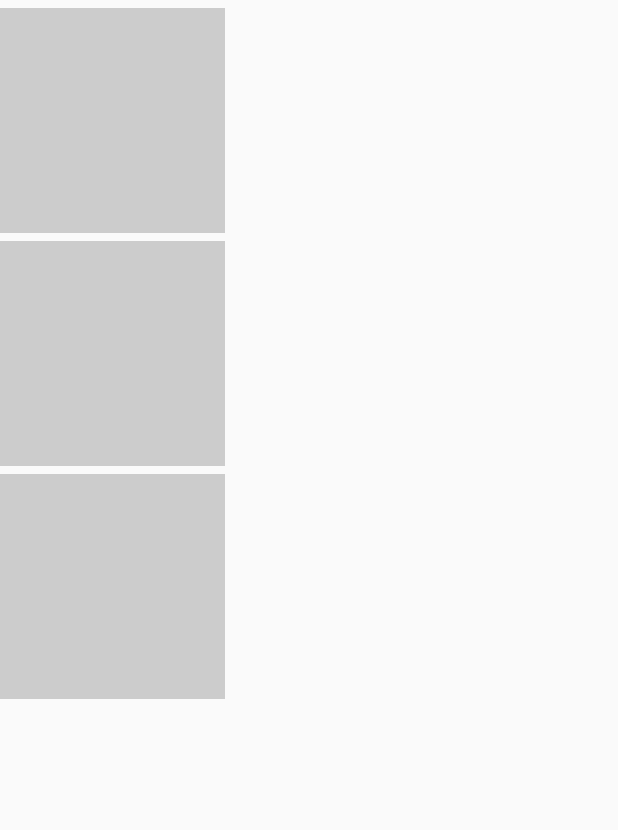
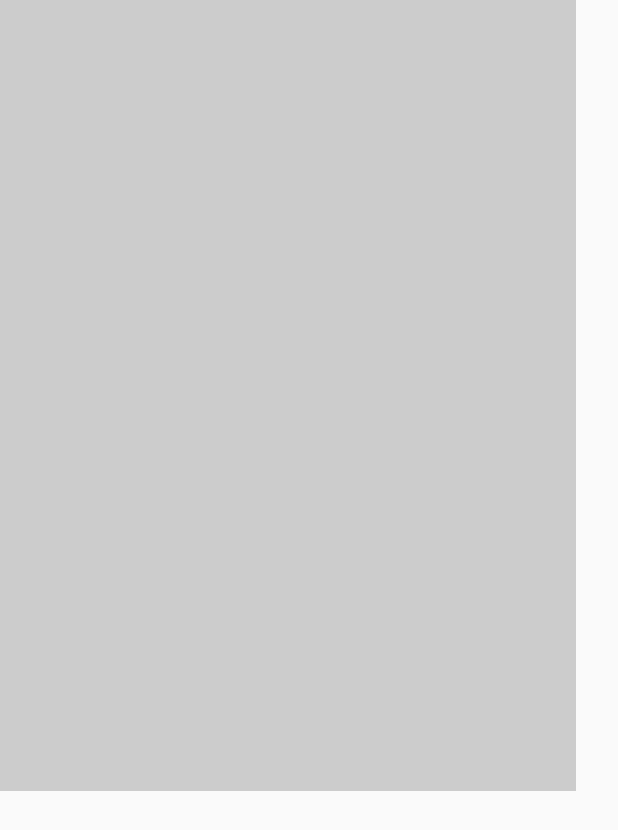
Before and after one commit to 1encore/MovieApp, an Android app: the layout activity_main.xml on its own in the app's theme, with its tools: preview values and no code run, on a phone screen of 412 x 824 dp. Shown: the top 830 px of the screen. Run offline under Robolectric (Android 15) with nearby library versions, the phone set to English and light mode, and no system bars.

Commit message:
Now its ready to use.

```diff
--- a/app/src/main/AndroidManifest.xml
+++ b/app/src/main/AndroidManifest.xml
@@ -8,6 +8,7 @@
         android:allowBackup="true"
         android:icon="@mipmap/ic_launcher"
         android:label="@string/app_name"
+        android:name=".PrefsApplication"
         android:roundIcon="@mipmap/ic_launcher_round"
         android:supportsRtl="true"
         android:theme="@style/AppTheme">
@@ -19,11 +20,6 @@
             </intent-filter>
         </activity>
 
-        <meta-data
-            android:name="io.fabric.ApiKey"
-            android:value="put_your_key_here"
-            />
-
     </application>
 
 </manifest>
--- a/app/src/main/java/encore/kz/movieapp/MainActivity.java
+++ b/app/src/main/java/encore/kz/movieapp/MainActivity.java
@@ -31,9 +31,11 @@ public class MainActivity extends AppCompatActivity implements MoviesAdapter.OnM
         progressDialog = new ProgressDialog(this);
 
         recyclerView = (RecyclerView) findViewById(R.id.content);
-        recyclerView.setLayoutManager(new LinearLayoutManager(this));
+        recyclerView.setLayoutManager(new GridLayoutManager(this,2));
 
+        Prefs.putString("test", "Hi");
 
+        Log.d("n17r!", Prefs.getString("test", ""));
 
         progressDialog.show();
         PrefsApplication.get().getApi().getMovies().enqueue(new Callback<MovieWrapper>() {
--- a/app/src/main/java/encore/kz/movieapp/MoviesAdapter.java
+++ b/app/src/main/java/encore/kz/movieapp/MoviesAdapter.java
@@ -37,7 +37,7 @@ public class MoviesAdapter extends RecyclerView.Adapter<MoviesAdapter.MovieItemV
         final Movie movie = items.get(position);
 
         Glide.with(holder.imgCover.getContext())
-                .load("http://image.tmdb.org/t/p/w185" + movie.getPosterPath())
+                .load("http://image.tmdb.org/t/p/w342" + movie.getPosterPath())
                 .into(holder.imgCover);
         holder.view.setOnClickListener(new View.OnClickListener(){
             @Override
--- a/app/src/main/res/layout/activity_main.xml
+++ b/app/src/main/res/layout/activity_main.xml
@@ -1,19 +1,16 @@
 <?xml version="1.0" encoding="utf-8"?>
-<android.support.constraint.ConstraintLayout
-    xmlns:android="http://schemas.android.com/apk/res/android"
+<android.support.constraint.ConstraintLayout xmlns:android="http://schemas.android.com/apk/res/android"
     xmlns:tools="http://schemas.android.com/tools"
     android:layout_width="match_parent"
     android:layout_height="match_parent"
-    xmlns:app="http://schemas.android.com/apk/res-auto"
-    tools:context="encore.kz.movieapp.MainActivity"
-    >
+    tools:context="encore.kz.movieapp.MainActivity">
 
     <android.support.v7.widget.RecyclerView
         android:id="@+id/content"
-        android:layout_width="368dp"
-        android:layout_height="495dp"
-        tools:listitem="@layout/list_item"
-        tools:layout_editor_absoluteY="8dp"
-        tools:layout_editor_absoluteX="8dp" />
+        android:layout_width="384dp"
+        android:layout_height="527dp"
+        tools:layout_editor_absoluteX="0dp"
+        tools:layout_editor_absoluteY="0dp"
+        tools:listitem="@layout/list_item" />
 
 </android.support.constraint.ConstraintLayout>
--- a/app/src/main/res/layout/list_item.xml
+++ b/app/src/main/res/layout/list_item.xml
@@ -1,15 +1,14 @@
 <?xml version="1.0" encoding="utf-8"?>
 <LinearLayout xmlns:android="http://schemas.android.com/apk/res/android"
-    android:layout_width="wrap_content"
+    android:layout_width="match_parent"
     android:layout_height="wrap_content"
     android:gravity="center_vertical"
-    android:orientation="horizontal"
-    android:paddingTop="5dp">
+    android:orientation="horizontal">
 
     <ImageView
         android:id="@+id/imageView"
-        android:layout_width="150dp"
-        android:layout_height="150dp"
+        android:layout_width="match_parent"
+        android:layout_height="282dp"
         android:background="#ccc" />
 
 
```
Also changed, not shown: app/build.gradle (+4 -5 lines).
